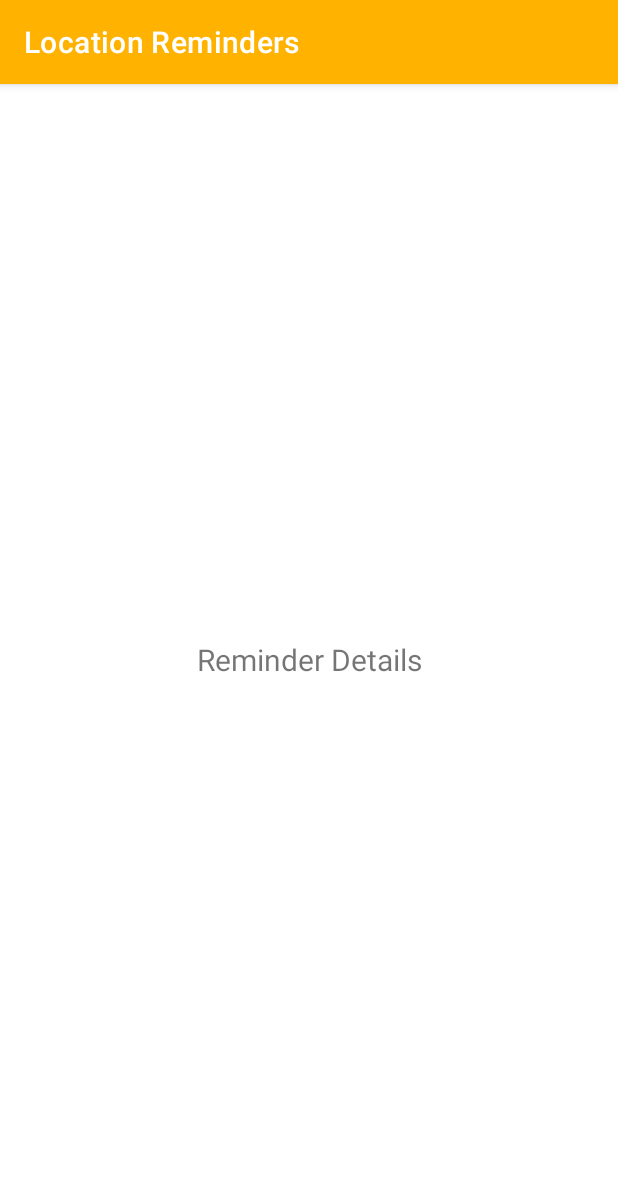
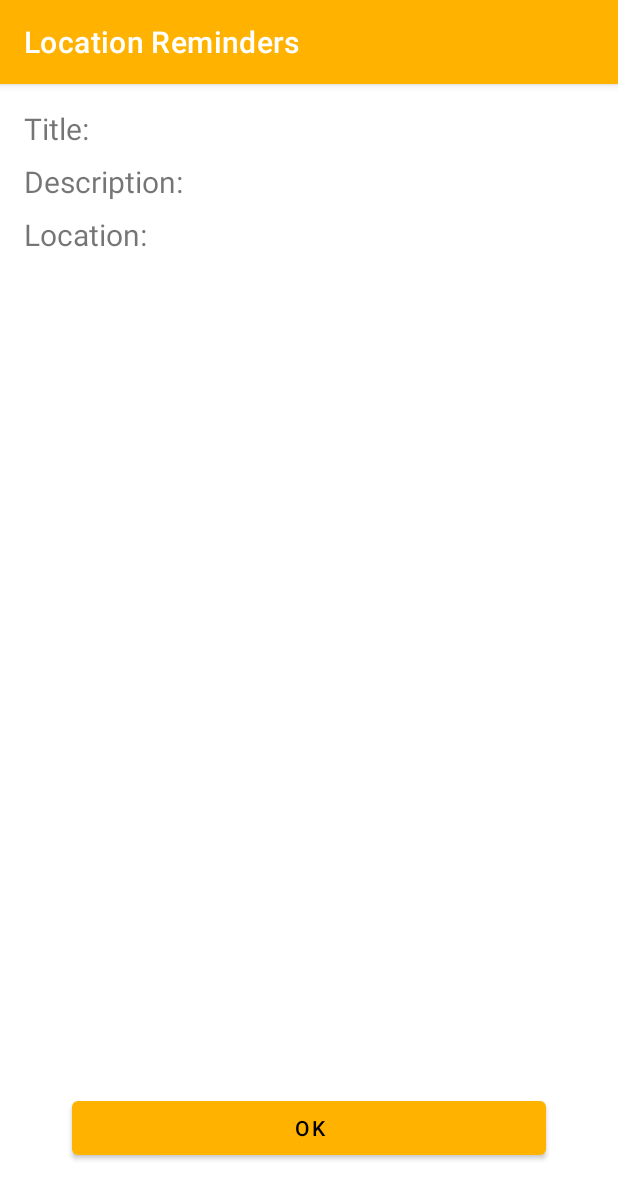
Before and after one commit to EmilioHoffmann/UdacityNanodegreeProject4, an Android app: the ReminderDescriptionActivity screen opened directly, with no data from a screen before it, on a phone screen of 412 x 824 dp. Shown: the top 1199 px of the screen. Run offline under Robolectric (Android 15) with nearby library versions, the phone set to English and light mode, and no system bars; our stand-ins replace data binding; 4 statements that could not run were skipped.

Commit message:
Added reminder detail

```diff
--- a/app/src/main/java/com/udacity/project4/locationreminders/ReminderDescriptionActivity.kt
+++ b/app/src/main/java/com/udacity/project4/locationreminders/ReminderDescriptionActivity.kt
@@ -17,7 +17,6 @@ class ReminderDescriptionActivity : AppCompatActivity() {
     companion object {
         private const val EXTRA_ReminderDataItem = "EXTRA_ReminderDataItem"
 
-        //        receive the reminder object after the user clicks on the notification
         fun newIntent(context: Context, reminderDataItem: ReminderDataItem): Intent {
             val intent = Intent(context, ReminderDescriptionActivity::class.java)
             intent.putExtra(EXTRA_ReminderDataItem, reminderDataItem)
@@ -32,6 +31,10 @@ class ReminderDescriptionActivity : AppCompatActivity() {
             this,
             R.layout.activity_reminder_description
         )
-//        TODO: Add the implementation of the reminder details
+        binding.closeButton.setOnClickListener {
+            finish()
+        }
+        val reminder = intent.getSerializableExtra(EXTRA_ReminderDataItem) as ReminderDataItem
+        binding.reminderDataItem = reminder
     }
 }
--- a/app/src/main/res/layout/activity_reminder_description.xml
+++ b/app/src/main/res/layout/activity_reminder_description.xml
@@ -10,24 +10,83 @@
             type="com.udacity.project4.locationreminders.reminderslist.ReminderDataItem" />
     </data>
 
-    <LinearLayout
+    <androidx.constraintlayout.widget.ConstraintLayout
         android:layout_width="match_parent"
         android:layout_height="match_parent"
+        android:layout_margin="@dimen/default_margin"
         android:gravity="center"
-        android:orientation="vertical"
         tools:context=".locationreminders.ReminderDescriptionActivity">
-        <!--TODO: add the design of the reminder details-->
 
         <TextView
+            android:id="@+id/titleLabel"
+            android:layout_width="0dp"
+            android:layout_height="wrap_content"
+            android:text="@string/title"
+            android:textSize="@dimen/text_size_large"
+            app:layout_constraintBottom_toBottomOf="@id/titleValue"
+            app:layout_constraintStart_toStartOf="parent"
+            app:layout_constraintTop_toTopOf="@id/titleValue" />
+
+        <TextView
+            android:id="@+id/titleValue"
+            android:layout_width="0dp"
+            android:layout_height="wrap_content"
+            android:text="@{reminderDataItem.title}"
+            android:textSize="@dimen/text_size_large"
+            app:layout_constraintEnd_toEndOf="parent"
+            app:layout_constraintStart_toEndOf="@id/titleLabel"
+            app:layout_constraintTop_toTopOf="parent" />
+
+        <TextView
+            android:id="@+id/descriptionLabel"
+            android:layout_width="0dp"
+            android:layout_height="wrap_content"
+            android:text="@string/description"
+            android:textSize="@dimen/text_size_large"
+            app:layout_constraintBottom_toBottomOf="@id/descriptionValue"
+            app:layout_constraintStart_toStartOf="parent"
+            app:layout_constraintTop_toTopOf="@id/descriptionValue" />
+
+        <TextView
+            android:id="@+id/descriptionValue"
+            android:layout_width="0dp"
+            android:layout_height="wrap_content"
+            android:layout_marginTop="8dp"
+            android:text="@{reminderDataItem.description}"
+            android:textSize="@dimen/text_size_large"
+            app:layout_constraintEnd_toEndOf="parent"
+            app:layout_constraintStart_toEndOf="@id/descriptionLabel"
+            app:layout_constraintTop_toBottomOf="@id/titleValue" />
+
+        <TextView
+            android:id="@+id/locationLabel"
+            android:layout_width="0dp"
+            android:layout_height="wrap_content"
+            android:text="@string/location"
+            android:textSize="@dimen/text_size_large"
+            app:layout_constraintBottom_toBottomOf="@id/locationValue"
+            app:layout_constraintStart_toStartOf="parent"
+            app:layout_constraintTop_toTopOf="@id/locationValue" />
+
+        <TextView
+            android:id="@+id/locationValue"
+            android:layout_width="0dp"
+            android:layout_height="wrap_content"
+            android:layout_marginTop="8dp"
+            android:text="@{reminderDataItem.location}"
+            android:textSize="@dimen/text_size_large"
+            app:layout_constraintEnd_toEndOf="parent"
+            app:layout_constraintStart_toEndOf="@id/locationLabel"
+            app:layout_constraintTop_toBottomOf="@id/descriptionValue" />
+
+        <com.google.android.material.button.MaterialButton
+            android:id="@+id/closeButton"
             android:layout_width="match_parent"
             android:layout_height="wrap_content"
-            android:gravity="center"
-            android:text="Reminder Details"
-            android:textSize="@dimen/text_size_large"
-            app:layout_constraintBottom_toBottomOf="parent"
-            app:layout_constraintEnd_toEndOf="parent"
-            app:layout_constraintStart_toStartOf="parent"
-            app:layout_constraintTop_toTopOf="parent" />
+            android:layout_margin="32dp"
+            android:text="@string/ok"
+            android:textColor="@color/black"
+            app:layout_constraintBottom_toBottomOf="parent" />
 
-    </LinearLayout>
+    </androidx.constraintlayout.widget.ConstraintLayout>
 </layout>
--- a/app/src/main/res/values/strings.xml
+++ b/app/src/main/res/values/strings.xml
@@ -48,4 +48,7 @@
     <string name="geofence_too_many_pending_intents">You have provided too many PendingIntents to the addGeofences() call.</string>
     <string name="error_adding_geofence">Error Happened, Can\'t Add Geofence</string>
     <string name="login_error">An error occurred while trying to login, please try again.</string>
+    <string name="title">Title:</string>
+    <string name="description">Description:</string>
+    <string name="location">Location:</string>
 </resources>
```
